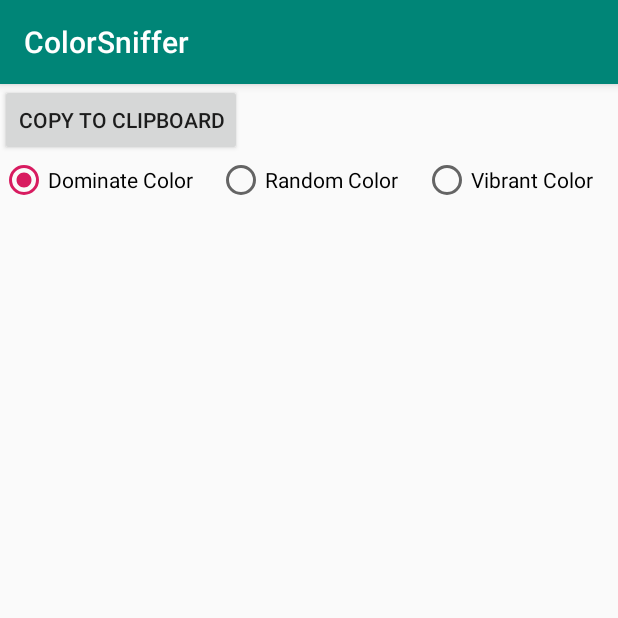
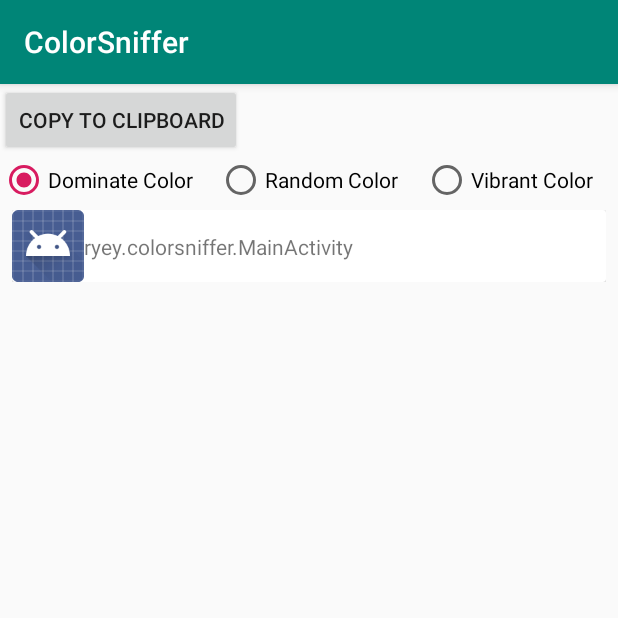
Before and after one commit to renyuneyun/ColorSniffer, an Android app: the screen it shows after launch (MainActivity), after a tap on "COPY TO CLIPBOARD", on a phone screen of 412 x 824 dp, the top half of it. Run offline under Robolectric (Android 15) with nearby library versions, the phone set to English and light mode, and no system bars; libraries missing offline, so code that uses them is left out: androidx.palette.graphics; 2 statements that could not run were skipped.

Commit message:
Query activity instead of application

```diff
--- a/app/src/main/java/ryey/colorsniffer/AppInfo.kt
+++ /dev/null
@@ -1,16 +0,0 @@
-package ryey.colorsniffer
-
-import android.content.Context
-import android.content.pm.ApplicationInfo
-import android.graphics.drawable.Drawable
-
-class AppInfo {
-
-    val name: String
-    val icon: Drawable
-
-    constructor(context: Context, packageInfo: ApplicationInfo) {
-        name = packageInfo.name
-        icon = packageInfo.loadIcon(context.packageManager)
-    }
-}
--- a/app/src/main/java/ryey/colorsniffer/ColoringMethod.kt
+++ b/app/src/main/java/ryey/colorsniffer/ColoringMethod.kt
@@ -19,10 +19,10 @@ enum class ColoringMethod {
 
         private val defaultColor = ResourcesCompat.getColor(Resources.getSystem(), android.R.color.black, null)
 
-        fun color(appInfo: AppInfo, coloringMethod: ColoringMethod): Int {
+        fun color(launcherActivityInfo: LauncherActivityInfo, coloringMethod: ColoringMethod): Int {
             return when (coloringMethod) {
                 dominantColor -> {
-                    val p = Palette.from(appInfo.icon.toBitmap()).generate()
+                    val p = Palette.from(launcherActivityInfo.icon.toBitmap()).generate()
                     p.getDominantColor(defaultColor)
                 }
                 random -> {
@@ -30,14 +30,14 @@ enum class ColoringMethod {
                     Color.argb(255, rnd.nextInt(256), rnd.nextInt(256), rnd.nextInt(256))
                 }
                 vibrantColor -> {
-                    val p = Palette.from(appInfo.icon.toBitmap()).generate()
+                    val p = Palette.from(launcherActivityInfo.icon.toBitmap()).generate()
                     p.getVibrantColor(defaultColor)
                 }
             }
         }
 
-        fun colorDrawable(appInfo: AppInfo, coloringMethod: ColoringMethod): ColorDrawable {
-            return ColorDrawable(color(appInfo, coloringMethod))
+        fun colorDrawable(launcherActivityInfo: LauncherActivityInfo, coloringMethod: ColoringMethod): ColorDrawable {
+            return ColorDrawable(color(launcherActivityInfo, coloringMethod))
         }
     }
 }
--- /dev/null
+++ b/app/src/main/java/ryey/colorsniffer/LauncherActivityInfo.kt
@@ -0,0 +1,16 @@
+package ryey.colorsniffer
+
+import android.content.Context
+import android.content.pm.ActivityInfo
+import android.graphics.drawable.Drawable
+
+class LauncherActivityInfo {
+
+    val name: String
+    val icon: Drawable
+
+    constructor(context: Context, activityInfo: ActivityInfo) {
+        name = activityInfo.name
+        icon = activityInfo.loadIcon(context.packageManager)
+    }
+}
--- a/app/src/main/java/ryey/colorsniffer/MainActivity.kt
+++ b/app/src/main/java/ryey/colorsniffer/MainActivity.kt
@@ -55,9 +55,9 @@ class MainActivity : AppCompatActivity() {
     companion object {
         const val LABEL_CLIPBOARD_DATA = "app_color_list"
 
-        fun appListToTSV(appInfos: List<AppInfo>): String {
+        fun appListToTSV(launcherActivityInfos: List<LauncherActivityInfo>): String {
             val buf = StringBuilder()
-            for (app in appInfos) {
+            for (app in launcherActivityInfos) {
                 buf.append("%s\t%X\n".format(app.name, ColoringMethod.color(app, ColoringMethod.dominantColor)))
             }
             return buf.toString()
--- a/app/src/main/java/ryey/colorsniffer/MyAdapter.kt
+++ b/app/src/main/java/ryey/colorsniffer/MyAdapter.kt
@@ -1,8 +1,8 @@
 package ryey.colorsniffer
 
 import android.content.Context
-import android.content.pm.ApplicationInfo
-import android.content.pm.PackageManager
+import android.content.Intent
+import android.content.pm.ResolveInfo
 import android.graphics.drawable.Drawable
 import android.os.AsyncTask
 import android.os.ConditionVariable
@@ -11,6 +11,8 @@ import android.view.View
 import android.view.ViewGroup
 import androidx.recyclerview.widget.RecyclerView
 import java.lang.ref.WeakReference
+import java.util.*
+import kotlin.collections.ArrayList
 
 
 class MyAdapter(val context: Context, coloringMethod: ColoringMethod) : RecyclerView.Adapter<MyViewHolder>() {
@@ -20,7 +22,7 @@ class MyAdapter(val context: Context, coloringMethod: ColoringMethod) : Recycler
             field = value
             notifyDataSetChanged()
         }
-    val items: ArrayList<AppInfo>
+    val items: ArrayList<LauncherActivityInfo>
     var size: Int
         private set
     private val loadAppTask: LoadAppTask
@@ -29,11 +31,18 @@ class MyAdapter(val context: Context, coloringMethod: ColoringMethod) : Recycler
 
     init {
         val pm = context.packageManager
-        val packages = pm.getInstalledApplications(PackageManager.GET_META_DATA)
-        size = packages.size
+
+        val appList = Intent(Intent.ACTION_MAIN, null).let {
+            it.addCategory(Intent.CATEGORY_LAUNCHER)
+            val appList =
+                pm.queryIntentActivities(it, 0)
+            Collections.sort(appList, ResolveInfo.DisplayNameComparator(pm))
+            appList
+        }
+        size = appList.size
         items = ArrayList(size)
         loadAppTask = LoadAppTask(WeakReference(this))
-        loadAppTask.execute(packages)
+        loadAppTask.execute(appList)
     }
 
     override fun onCreateViewHolder(parent: ViewGroup, viewType: Int): MyViewHolder {
@@ -49,42 +58,30 @@ class MyAdapter(val context: Context, coloringMethod: ColoringMethod) : Recycler
         while (loadAppTask.curr < position) {
             Thread.sleep(500)  // TODO: fine grained wait (e.g. use lock)
         }
-        val appInfo: AppInfo = items[position]
-        holder.fillWith(appInfo, coloringMethod)
+        val launcherActivityInfo: LauncherActivityInfo = items[position]
+        holder.fillWith(launcherActivityInfo, coloringMethod)
     }
 
     fun waitForFinish() {
         loadAppTask.waitForFinish()
     }
 
-    class LoadAppTask(private val adapter: WeakReference<MyAdapter>) : AsyncTask<List<ApplicationInfo>, Drawable, Unit>() {
+    class LoadAppTask(private val adapter: WeakReference<MyAdapter>) : AsyncTask<List<ResolveInfo>, Drawable, Unit>() {
 
         var curr: Int = -1
             private set
 
         private val finished: ConditionVariable = ConditionVariable(false)
 
-        override fun doInBackground(vararg packages: List<ApplicationInfo>) {
-            assert(packages.size == 1)
-            for (packageInfo in packages[0]) {
+        override fun doInBackground(vararg appList: List<ResolveInfo>) {
+            assert(appList.size == 1)
+            for (app in appList[0]) {
                 adapter.get()?.let {
-                    if (packageInfo.name == null) {
-                    } else {
-                        it.items.add(AppInfo(it.context, packageInfo))
-                        curr++
-                    }
+                    it.items.add(LauncherActivityInfo(it.context, app.activityInfo))
+                    curr++
                 }
             }
             finished.open()
-        }
-
-        override fun onPostExecute(result: Unit?) {
-            adapter.get()?.let {
-                if (curr != it.size) {
-                    it.size = curr
-                    it.notifyDataSetChanged()
-                }
-            }
         }
 
         fun waitForFinish() {
--- a/app/src/main/java/ryey/colorsniffer/MyViewHolder.kt
+++ b/app/src/main/java/ryey/colorsniffer/MyViewHolder.kt
@@ -11,10 +11,10 @@ class MyViewHolder(itemView: View) : RecyclerView.ViewHolder(itemView) {
     val imageView: ImageView = itemView.findViewById(R.id.imageView)
     val imageView2: ImageView = itemView.findViewById(R.id.imageView2)
 
-    fun fillWith(appInfo: AppInfo, coloringMethod: ColoringMethod) {
-        textView_appName.text = appInfo.name
-        imageView.setImageDrawable(appInfo.icon)
-        imageView2.setImageDrawable(ColoringMethod.colorDrawable(appInfo, coloringMethod))
+    fun fillWith(launcherActivityInfo: LauncherActivityInfo, coloringMethod: ColoringMethod) {
+        textView_appName.text = launcherActivityInfo.name
+        imageView.setImageDrawable(launcherActivityInfo.icon)
+        imageView2.setImageDrawable(ColoringMethod.colorDrawable(launcherActivityInfo, coloringMethod))
     }
 
 }
```
